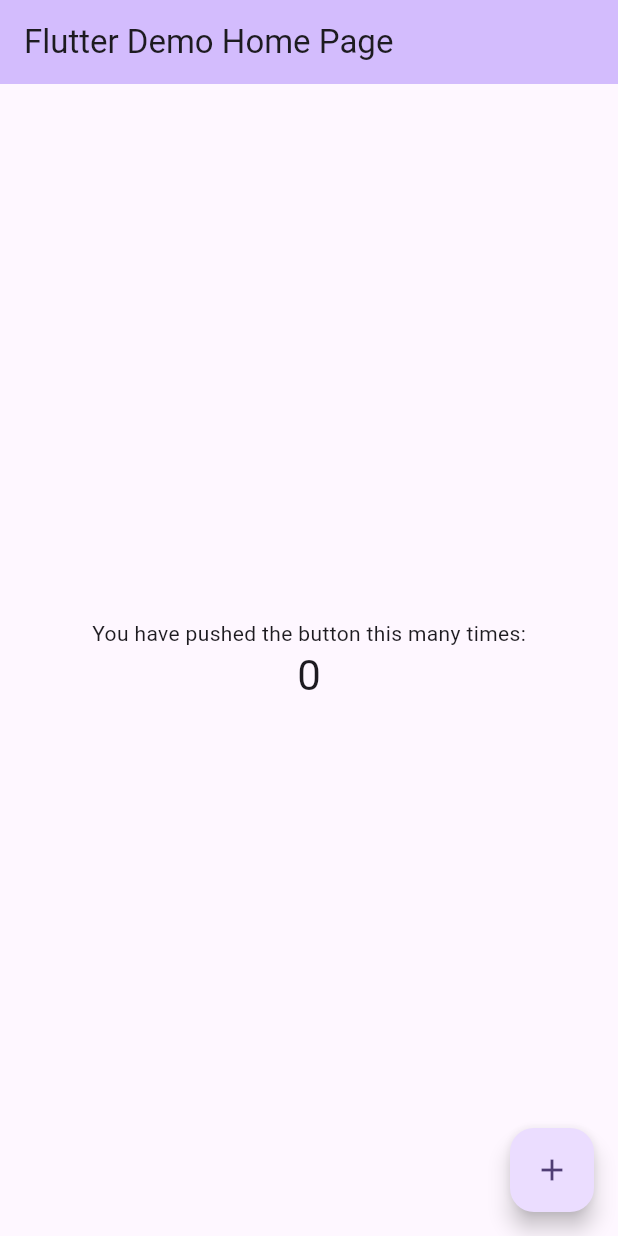
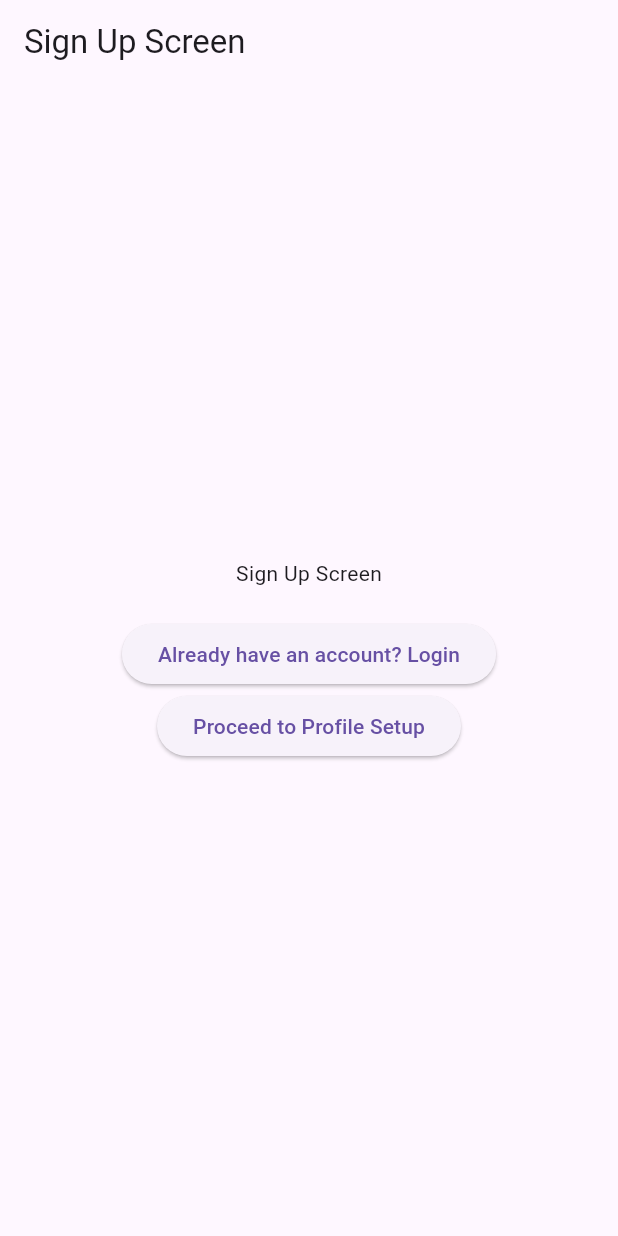
Before and after one commit to Hibbanahmed/finx_flutter, a Flutter app: the screen it shows after launch, on a phone screen of 412 x 824 dp. Run offline on Flutter 3.47's test engine with Material 3 defaults, Android fonts, the phone set to English and light mode, and no system bars.

Commit message:
Added all screens and routing setup

```diff
--- a/lib/main.dart
+++ b/lib/main.dart
@@ -1,122 +1,21 @@
 import 'package:flutter/material.dart';
+import 'routes/app_routes.dart';
 
 void main() {
-  runApp(const MyApp());
+  runApp(FinXApp());
 }
 
-class MyApp extends StatelessWidget {
-  const MyApp({super.key});
+class FinXApp extends StatelessWidget {
+  const FinXApp({super.key});
 
-  // This widget is the root of your application.
   @override
   Widget build(BuildContext context) {
     return MaterialApp(
-      title: 'Flutter Demo',
-      theme: ThemeData(
-        // This is the theme of your application.
-        //
-        // TRY THIS: Try running your application with "flutter run". You'll see
-        // the application has a purple toolbar. Then, without quitting the app,
-        // try changing the seedColor in the colorScheme below to Colors.green
-        // and then invoke "hot reload" (save your changes or press the "hot
-        // reload" button in a Flutter-supported IDE, or press "r" if you used
-        // the command line to start the app).
-        //
-        // Notice that the counter didn't reset back to zero; the application
-        // state is not lost during the reload. To reset the state, use hot
-        // restart instead.
-        //
-        // This works for code too, not just values: Most code changes can be
-        // tested with just a hot reload.
-        colorScheme: ColorScheme.fromSeed(seedColor: Colors.deepPurple),
-      ),
-      home: const MyHomePage(title: 'Flutter Demo Home Page'),
+      title: 'FinX',
+      debugShowCheckedModeBanner: false,
+      theme: ThemeData(primarySwatch: Colors.deepPurple),
+      initialRoute: '/signup',
+      routes: appRoutes,
     );
   }
 }
-
-class MyHomePage extends StatefulWidget {
-  const MyHomePage({super.key, required this.title});
-
-  // This widget is the home page of your application. It is stateful, meaning
-  // that it has a State object (defined below) that contains fields that affect
-  // how it looks.
-
-  // This class is the configuration for the state. It holds the values (in this
-  // case the title) provided by the parent (in this case the App widget) and
-  // used by the build method of the State. Fields in a Widget subclass are
-  // always marked "final".
-
-  final String title;
-
-  @override
-  State<MyHomePage> createState() => _MyHomePageState();
-}
-
-class _MyHomePageState extends State<MyHomePage> {
-  int _counter = 0;
-
-  void _incrementCounter() {
-    setState(() {
-      // This call to setState tells the Flutter framework that something has
-      // changed in this State, which causes it to rerun the build method below
-      // so that the display can reflect the updated values. If we changed
-      // _counter without calling setState(), then the build method would not be
-      // called again, and so nothing would appear to happen.
-      _counter++;
-    });
-  }
-
-  @override
-  Widget build(BuildContext context) {
-    // This method is rerun every time setState is called, for instance as done
-    // by the _incrementCounter method above.
-    //
-    // The Flutter framework has been optimized to make rerunning build methods
-    // fast, so that you can just rebuild anything that needs updating rather
-    // than having to individually change instances of widgets.
-    return Scaffold(
-      appBar: AppBar(
-        // TRY THIS: Try changing the color here to a specific color (to
-        // Colors.amber, perhaps?) and trigger a hot reload to see the AppBar
-        // change color while the other colors stay the same.
-        backgroundColor: Theme.of(context).colorScheme.inversePrimary,
-        // Here we take the value from the MyHomePage object that was created by
-        // the App.build method, and use it to set our appbar title.
-        title: Text(widget.title),
-      ),
-      body: Center(
-        // Center is a layout widget. It takes a single child and positions it
-        // in the middle of the parent.
-        child: Column(
-          // Column is also a layout widget. It takes a list of children and
-          // arranges them vertically. By default, it sizes itself to fit its
-          // children horizontally, and tries to be as tall as its parent.
-          //
-          // Column has various properties to control how it sizes itself and
-          // how it positions its children. Here we use mainAxisAlignment to
-          // center the children vertically; the main axis here is the vertical
-          // axis because Columns are vertical (the cross axis would be
-          // horizontal).
-          //
-          // TRY THIS: Invoke "debug painting" (choose the "Toggle Debug Paint"
-          // action in the IDE, or press "p" in the console), to see the
-          // wireframe for each widget.
-          mainAxisAlignment: MainAxisAlignment.center,
-          children: <Widget>[
-            const Text('You have pushed the button this many times:'),
-            Text(
-              '$_counter',
-              style: Theme.of(context).textTheme.headlineMedium,
-            ),
-          ],
-        ),
-      ),
-      floatingActionButton: FloatingActionButton(
-        onPressed: _incrementCounter,
-        tooltip: 'Increment',
-        child: const Icon(Icons.add),
-      ), // This trailing comma makes auto-formatting nicer for build methods.
-    );
-  }
-}
--- /dev/null
+++ b/lib/routes/app_routes.dart
@@ -0,0 +1,16 @@
+import 'package:flutter/material.dart';
+
+import 'package:finx_flutter/screens/auth/signup_screen.dart';
+import 'package:finx_flutter/screens/auth/login_screen.dart';
+import 'package:finx_flutter/screens/auth/forgot_password_screen.dart';
+import 'package:finx_flutter/screens/auth/profile_setup_screen.dart';
+
+import 'package:finx_flutter/screens/main_tab_view.dart';
+
+final Map<String, WidgetBuilder> appRoutes = {
+  '/signup': (context) => SignUpScreen(),
+  '/login': (context) => LoginScreen(),
+  '/forgot': (context) => ForgotPasswordScreen(),
+  '/setup': (context) => ProfileSetupScreen(),
+  '/main': (context) => MainTabView(),
+};
--- /dev/null
+++ b/lib/screens/auth/login_screen.dart
@@ -0,0 +1,27 @@
+import 'package:flutter/material.dart';
+
+class LoginScreen extends StatelessWidget {
+  const LoginScreen({super.key});
+
+  @override
+  Widget build(BuildContext context) {
+    return Scaffold(
+      appBar: AppBar(title: Text("Login")),
+      body: Center(
+        child: Column(
+          mainAxisAlignment: MainAxisAlignment.center,
+          children: [
+            Text("Login Screen"),
+            SizedBox(height: 20),
+            ElevatedButton(
+              onPressed: () {
+                Navigator.pushNamed(context, '/setup');
+              },
+              child: Text("Continue to Profile Setup"),
+            ),
+          ],
+        ),
+      ),
+    );
+  }
+}
--- /dev/null
+++ b/lib/screens/auth/signup_screen.dart
@@ -0,0 +1,33 @@
+import 'package:flutter/material.dart';
+
+class SignUpScreen extends StatelessWidget {
+  const SignUpScreen({super.key});
+
+  @override
+  Widget build(BuildContext context) {
+    return Scaffold(
+      appBar: AppBar(title: Text("Sign Up Screen")),
+      body: Center(
+        child: Column(
+          mainAxisAlignment: MainAxisAlignment.center,
+          children: [
+            Text("Sign Up Screen"),
+            SizedBox(height: 20),
+            ElevatedButton(
+              onPressed: () {
+                Navigator.pushNamed(context, '/login');
+              },
+              child: Text('Already have an account? Login'),
+            ),
+            ElevatedButton(
+              onPressed: () {
+                Navigator.pushNamed(context, '/setup');
+              },
+              child: Text('Proceed to Profile Setup'),
+            ),
+          ],
+        ),
+      ),
+    );
+  }
+}
--- /dev/null
+++ b/lib/screens/home_screen.dart
@@ -0,0 +1,13 @@
+import 'package:flutter/material.dart';
+
+class HomeScreen extends StatelessWidget {
+  const HomeScreen({super.key});
+
+  @override
+  Widget build(BuildContext context) {
+    return Scaffold(
+      appBar: AppBar(title: Text("Home Screen")),
+      body: Center(child: Text("Home Screen")),
+    );
+  }
+}
--- /dev/null
+++ b/lib/screens/profile_screen.dart
@@ -0,0 +1,13 @@
+import 'package:flutter/material.dart';
+
+class ProfileScreen extends StatelessWidget {
+  const ProfileScreen({super.key});
+
+  @override
+  Widget build(BuildContext context) {
+    return Scaffold(
+      appBar: AppBar(title: Text("Profile Screen")),
+      body: Center(child: Text("Profile Screen")),
+    );
+  }
+}
```
Also changed, not shown: lib/screens/auth/forgot_password_screen.dart (added, +13 -0 lines), lib/screens/auth/profile_setup_screen.dart (added, +27 -0 lines), lib/screens/chatbox_screen.dart (added, +13 -0 lines), lib/screens/main_tab_view.dart (added, +39 -0 lines), 1 other file.
